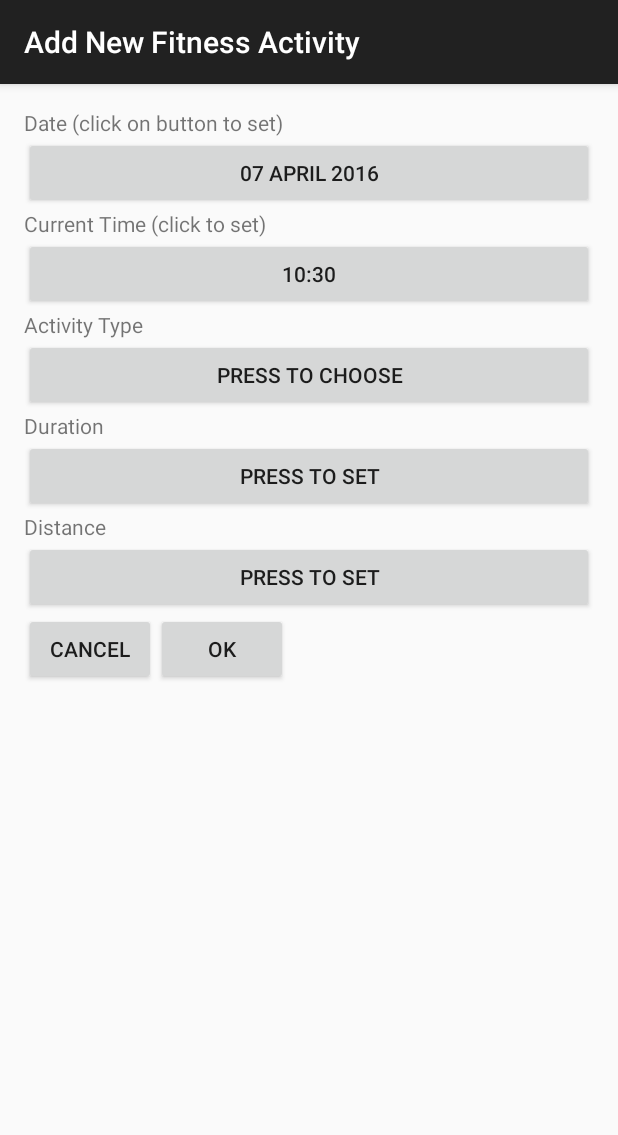
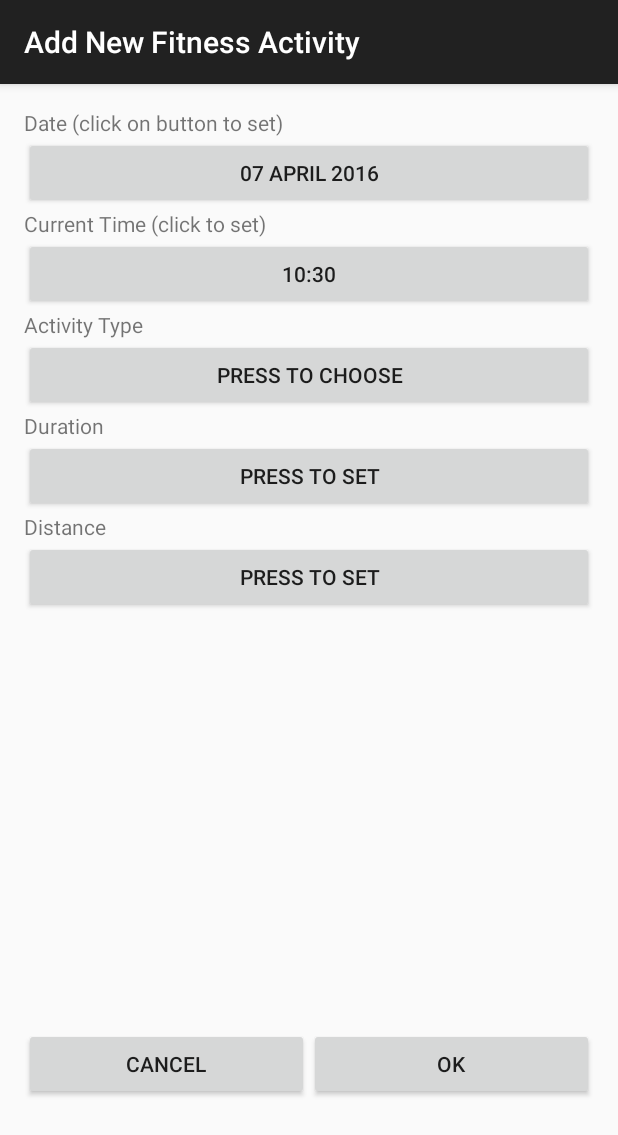
Before and after one commit to punishermalade/FitnessTracker, an Android app: the AddNewFitnessActivity screen opened directly, with no data from a screen before it, on a phone screen of 412 x 824 dp. Shown: the top 1135 px of the screen. Run offline under Robolectric (Android 15) with nearby library versions, the phone set to English and light mode, and no system bars.

Commit message:
minor UI tweak and added the validation when adding new fitness activity

```diff
--- a/app/src/main/AndroidManifest.xml
+++ b/app/src/main/AndroidManifest.xml
@@ -17,6 +17,7 @@
         <activity
             android:name=".MainActivity"
             android:label="@string/app_name"
+            android:screenOrientation="portrait"
             android:theme="@style/Theme.AppCompat.Light.DarkActionBar">
             <intent-filter>
                 <action android:name="android.intent.action.MAIN" />
@@ -28,6 +29,7 @@
         <activity
             android:name=".AddNewFitnessActivity"
             android:label="Add New Fitness Activity"
+            android:screenOrientation="portrait"
             android:theme="@style/Theme.AppCompat.Light.DarkActionBar">
             <intent-filter>
                 <action android:name="android.intent.action.ADD_NEW_FITNESS" />
--- a/app/src/main/java/com/punisher/fitnesstracker/AddNewFitnessActivity.java
+++ b/app/src/main/java/com/punisher/fitnesstracker/AddNewFitnessActivity.java
@@ -247,7 +247,7 @@ public class AddNewFitnessActivity extends AppCompatActivity implements
 
     @Override
     public void onActivityDurationSet(int h1, int m1, int m2, int s1, int s2) {
-        _btnSetDuration.setText(String.valueOf(TimeUtil.getSecondsFromPicker(h1, m1, m2, s1, s2)) + " " + getString(R.string.unit_sec));
+        _btnSetDuration.setText(String.valueOf(TimeUtil.getSecondsFromPicker(h1, m1, m2, s1, s2)) + " SECONDS");
 
         // adding to the FitnessActivity
         _currentFitness.setDuration(TimeUtil.getSecondsFromPicker(h1, m1, m2, s1, s2));
@@ -255,7 +255,7 @@ public class AddNewFitnessActivity extends AppCompatActivity implements
 
     @Override
     public void onActivityDistanceSet(int k1, int k2, int m1, int m2, int m3) {
-        _btnSetDistance.setText(String.valueOf(DistanceUtil.getMeters(k1, k2, m1, m2, m3)) + " " + getString(R.string.unit_m));
+        _btnSetDistance.setText(String.valueOf(DistanceUtil.getMeters(k1, k2, m1, m2, m3)) + " METERS");
 
         // adding to the FitnessActivity
         _currentFitness.setDistance(DistanceUtil.getMeters(k1, k2, m1, m2, m3));
--- a/app/src/main/java/com/punisher/fitnesstracker/dto/FitnessActivity.java
+++ b/app/src/main/java/com/punisher/fitnesstracker/dto/FitnessActivity.java
@@ -18,7 +18,7 @@ public class FitnessActivity {
     public FitnessActivity() {
         _dayOfActivity = new Date(System.currentTimeMillis());
         _timeOfActivity = new Date(System.currentTimeMillis());
-        _fitnessType = FitnessType.RUNNING;
+        _fitnessType = null;
     }
 
     public Date getDayOfActivity() {
--- a/app/src/main/res/layout/activity_add_new_fitness.xml
+++ b/app/src/main/res/layout/activity_add_new_fitness.xml
@@ -1,5 +1,5 @@
 <?xml version="1.0" encoding="utf-8"?>
-<RelativeLayout xmlns:android="http://schemas.android.com/apk/res/android"
+<LinearLayout xmlns:android="http://schemas.android.com/apk/res/android"
     xmlns:tools="http://schemas.android.com/tools"
     android:layout_width="match_parent"
     android:layout_height="match_parent"
@@ -7,7 +7,15 @@
     android:paddingLeft="@dimen/activity_horizontal_margin"
     android:paddingRight="@dimen/activity_horizontal_margin"
     android:paddingTop="@dimen/activity_vertical_margin"
-    tools:context="com.punisher.fitnesstracker.AddNewFitnessActivity">
+    tools:context="com.punisher.fitnesstracker.AddNewFitnessActivity"
+    android:orientation="vertical">
+
+    <LinearLayout
+        android:layout_width="match_parent"
+        android:layout_height="0dp"
+        android:orientation="vertical"
+        android:layout_weight="5">
+
 
         <TextView
             android:layout_width="wrap_content"
@@ -77,26 +85,29 @@
             android:layout_below="@+id/lbl_add_act_distance"
             android:id="@+id/btn_add_act_distance"
             android:text="@string/btn_set"/>
+    </LinearLayout>
 
     <LinearLayout
         android:layout_width="match_parent"
-        android:layout_height="wrap_content"
-        android:layout_below="@+id/btn_add_act_distance"
+        android:layout_height="0dp"
+        android:layout_weight="1"
         android:orientation="horizontal">
 
         <Button
-            android:layout_width="wrap_content"
+            android:layout_width="0dp"
             android:layout_height="wrap_content"
             android:text="@string/btn_cancel"
+            android:layout_weight="1"
             android:id="@+id/btn_add_activity_cancel"/>
 
         <Button
-            android:layout_width="wrap_content"
+            android:layout_width="0dp"
             android:layout_height="wrap_content"
             android:text="@string/btn_OK"
+            android:layout_weight="1"
             android:id="@+id/btn_add_activity_ok"/>
 
     </LinearLayout>
 
 
-</RelativeLayout>
+</LinearLayout>
```
Also changed, not shown: app/src/main/java/com/punisher/fitnesstracker/validator/FitnessValidator.java (+7 -10 lines). Lines whose indentation alone changed are shown as unchanged.
